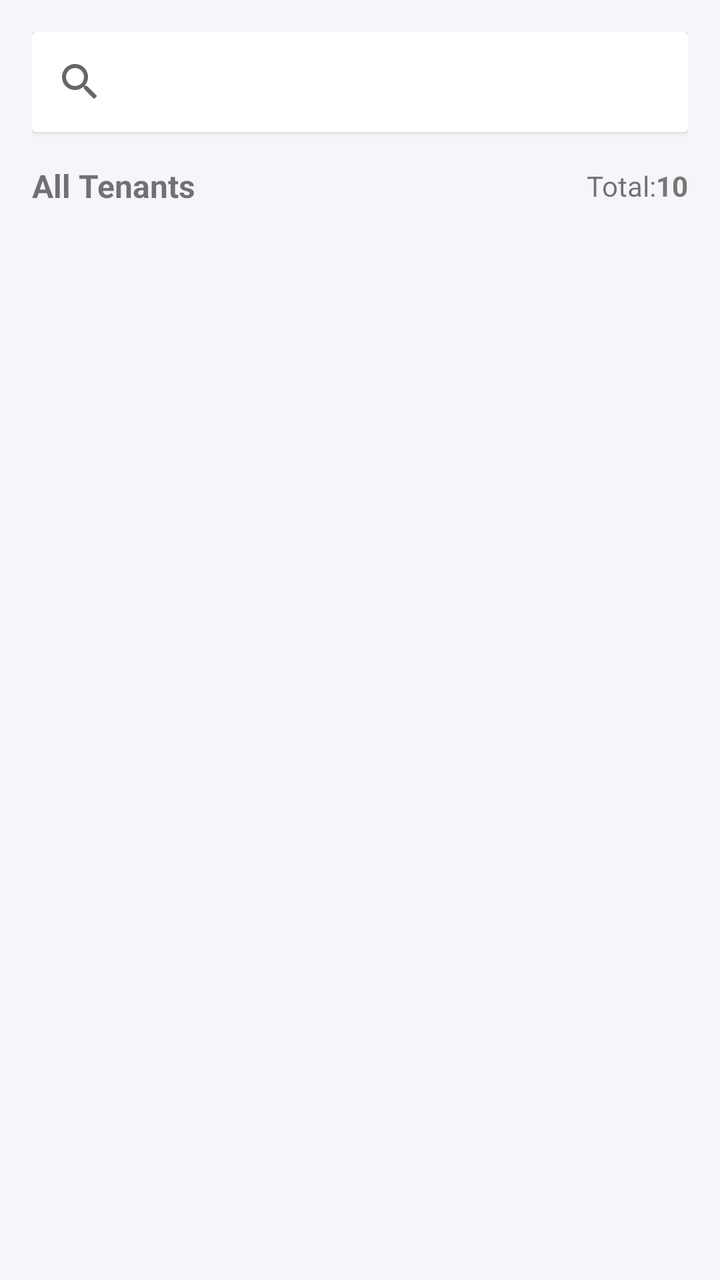
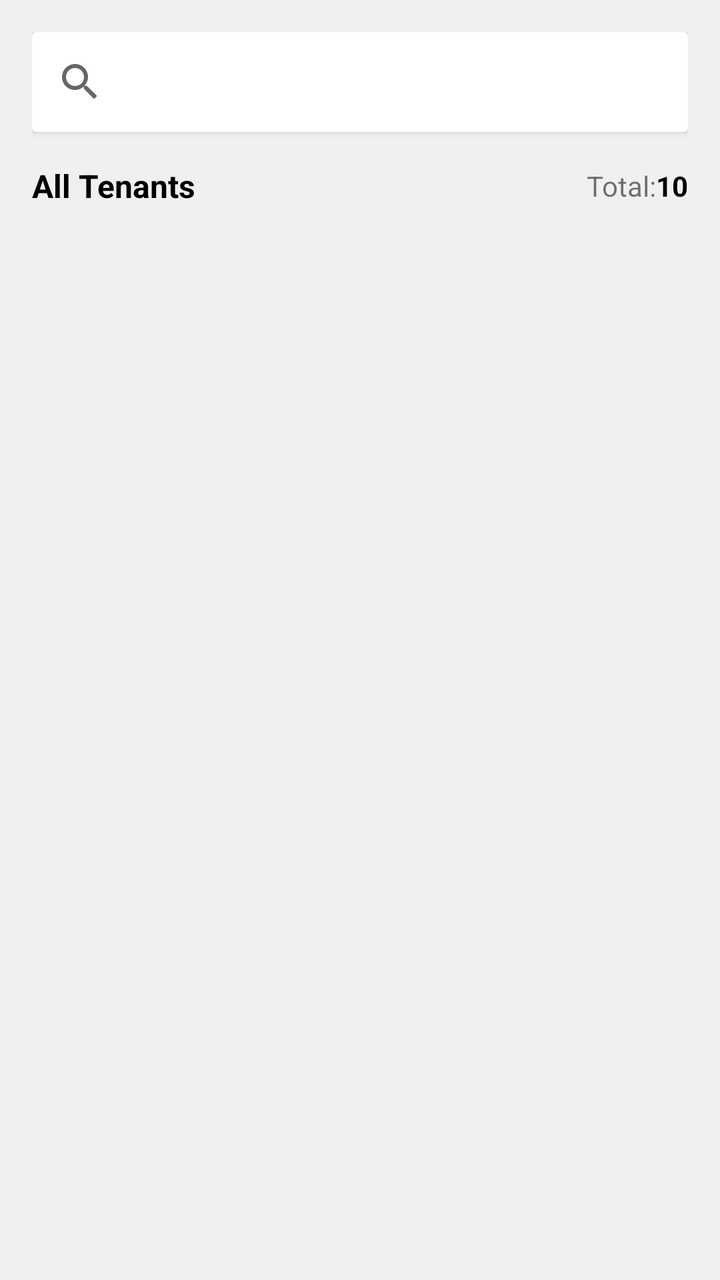

Before-and-after screenshots of an Android layout around one commit, followed by the original layout XML and the change that was made.
<!-- AndroidManifest.xml: application theme Theme.Dormitally -->
<!-- res/layout/fragment_tenants_admin.xml -->
<?xml version="1.0" encoding="utf-8"?>
<LinearLayout xmlns:android="http://schemas.android.com/apk/res/android"
    xmlns:app="http://schemas.android.com/apk/res-auto"
    xmlns:tools="http://schemas.android.com/tools"
    android:id="@+id/main"
    android:layout_width="match_parent"
    android:layout_height="match_parent"
    android:orientation="vertical"
    tools:context=".adminfragment.Tenants">

    <LinearLayout
        android:layout_width="match_parent"
        android:layout_height="match_parent"
        android:orientation="vertical"
        android:padding="16dp"
        android:background="#F5F6FA">

        
        <androidx.cardview.widget.CardView
            android:layout_width="match_parent"
            android:layout_height="50dp"
            android:layout_marginBottom="16dp"
            android:radius="12dp"
            android:elevation="4dp">

            <SearchView
                android:layout_width="match_parent"
                android:layout_height="match_parent" />
        </androidx.cardview.widget.CardView>

        
        <LinearLayout
            android:layout_width="match_parent"
            android:layout_height="wrap_content"
            android:orientation="horizontal"
            android:gravity="center_vertical"
            android:layout_marginBottom="8dp">

            <TextView
                android:layout_width="wrap_content"
                android:layout_height="wrap_content"
                android:layout_weight="1"
                android:text="All Tenants"
                android:textSize="16sp"
                android:textStyle="bold" />

            <TextView
                android:id="@+id/textView7"
                android:layout_width="wrap_content"
                android:layout_height="wrap_content"
                android:layout_weight="0"
                android:text="Total:" />

            <TextView
                android:id="@+id/totalTenants"
                android:layout_width="wrap_content"
                android:layout_height="wrap_content"
                android:text="10"
                android:textColor="#777777"
                android:textSize="14sp"
                android:textStyle="bold" />
        </LinearLayout>

        
        <androidx.recyclerview.widget.RecyclerView
            android:id="@+id/rvTenants"
            android:layout_width="match_parent"
            android:layout_height="match_parent"
            android:clipToPadding="false"
            android:paddingBottom="16dp" />

    </LinearLayout>

</LinearLayout>
<!-- resources referenced by this layout -->
<resources>
  <style name="Theme.Dormitally" parent="Base.Theme.Dormitally" />
  <style name="Base.Theme.Dormitally" parent="Theme.AppCompat.Light.NoActionBar">
          
          
      </style>
</resources>

<!-- the commit's change to res/layout/fragment_tenants_admin.xml (unified diff, before → after) -->
@@ -5,6 +5,7 @@
     android:id="@+id/main"
     android:layout_width="match_parent"
     android:layout_height="match_parent"
+    android:background="@color/material_dynamic_neutral95"
     android:orientation="vertical"
     tools:context=".adminfragment.Tenants">
 
@@ -12,16 +13,15 @@
         android:layout_width="match_parent"
         android:layout_height="match_parent"
         android:orientation="vertical"
-        android:padding="16dp"
-        android:background="#F5F6FA">
+        android:padding="16dp">
 
         
         <androidx.cardview.widget.CardView
             android:layout_width="match_parent"
             android:layout_height="50dp"
             android:layout_marginBottom="16dp"
-            android:radius="12dp"
-            android:elevation="4dp">
+            android:elevation="4dp"
+            android:radius="12dp">
 
             <SearchView
                 android:layout_width="match_parent"
@@ -32,15 +32,16 @@
         <LinearLayout
             android:layout_width="match_parent"
             android:layout_height="wrap_content"
-            android:orientation="horizontal"
+            android:layout_marginBottom="8dp"
             android:gravity="center_vertical"
-            android:layout_marginBottom="8dp">
+            android:orientation="horizontal">
 
             <TextView
                 android:layout_width="wrap_content"
                 android:layout_height="wrap_content"
                 android:layout_weight="1"
                 android:text="All Tenants"
+                android:textColor="@color/black"
                 android:textSize="16sp"
                 android:textStyle="bold" />
 
@@ -56,7 +57,7 @@
                 android:layout_width="wrap_content"
                 android:layout_height="wrap_content"
                 android:text="10"
-                android:textColor="#777777"
+                android:textColor="@color/black"
                 android:textSize="14sp"
                 android:textStyle="bold" />
         </LinearLayout>
<!-- resource entries referenced after the edit -->
@@ -1,5 +1,6 @@
 <!-- resources referenced by this layout -->
 <resources>
+  <color name="black">#FF000000</color>
   <style name="Theme.Dormitally" parent="Base.Theme.Dormitally" />
   <style name="Base.Theme.Dormitally" parent="Theme.AppCompat.Light.NoActionBar">
           
